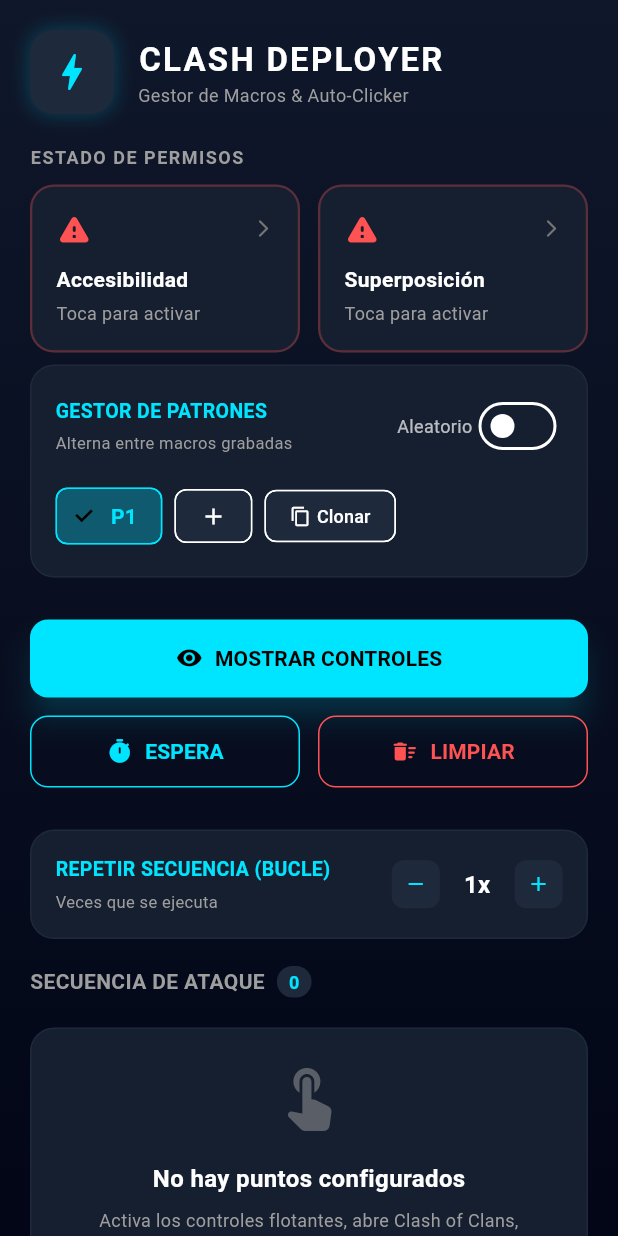
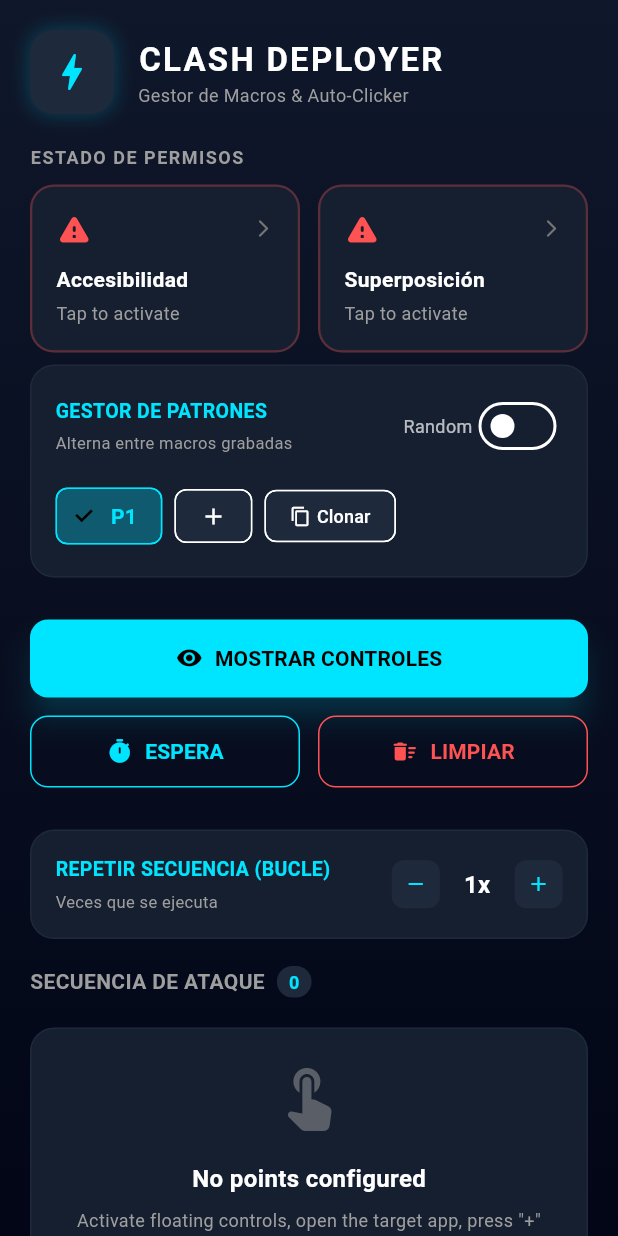
Before and after one commit to E33-a/ThaClick, a Flutter app: the screen it shows after launch, after a tap on the "add" icon, after a tap on the "delete outline" icon, on a phone screen of 412 x 824 dp. Run offline on Flutter 3.47's test engine with Material 3 defaults, Android fonts, the phone set to English and light mode, and no system bars; our stand-ins replace flutter_svg.

Commit message:
feat: Implementar Splash Screen, localización (Inglés/Español) basada en el sistema y paginación a 10 puntos por vista

```diff
--- a/lib/main.dart
+++ b/lib/main.dart
@@ -3,6 +3,7 @@
 import 'dart:io';
 import 'package:flutter/material.dart';
 import 'package:flutter/services.dart';
+import 'package:flutter_svg/flutter_svg.dart';
 
 void main() {
   runApp(const MyApp());
@@ -14,7 +15,7 @@
 
   Widget build(BuildContext context) {
     return MaterialApp(
-      title: 'Clash Auto-Deployer',
+      title: 'ThaClick',
       debugShowCheckedModeBanner: false,
       theme: ThemeData(
         brightness: Brightness.dark,
@@ -27,9 +28,38 @@
         ),
         useMaterial3: true,
       ),
-      home: const MyHomePage(),
+      home: const SplashScreen(),
     );
   }
+}
+
+
+class AppStrings {
+  static bool get isEs => Platform.localeName.startsWith('es');
+  static String get title => 'ThaClick';
+  static String get loop => isEs ? 'Bucle' : 'Loop';
+  static String get pattern => isEs ? 'P' : 'P';
+  static String get editWait => isEs ? 'Editar Espera' : 'Edit Wait';
+  static String get editPoint => isEs ? 'Editar Punto' : 'Edit Point';
+  static String get name => isEs ? AppStrings.name : 'Name';
+  static String get timeSeconds => isEs ? AppStrings.timeSeconds : 'Time (seconds)';
+  static String get cancel => isEs ? AppStrings.cancel : 'Cancel';
+  static String get save => isEs ? AppStrings.save : 'Save';
+  static String get systemPermissions => isEs ? AppStrings.systemPermissions : 'System Permissions';
+  static String get overlayActive => isEs ? AppStrings.overlayActive : 'Overlay Active';
+  static String get showOverOtherApps => isEs ? AppStrings.showOverOtherApps : 'Show over other apps';
+  static String get antiBotService => isEs ? AppStrings.antiBotService : 'Anti-Bot Service';
+  static String get accessibilityRequired => isEs ? AppStrings.accessibilityRequired : 'Accessibility required';
+  static String get active => isEs ? AppStrings.active : 'Active';
+  static String get tapToActivate => isEs ? AppStrings.tapToActivate : 'Tap to activate';
+  static String get injectionEngine => isEs ? AppStrings.injectionEngine : 'Injection Engine';
+  static String get stop => isEs ? AppStrings.stop : 'Stop';
+  static String get start => isEs ? AppStrings.start : 'Start';
+  static String get patterns => isEs ? AppStrings.patterns : 'Patterns';
+  static String get random => isEs ? AppStrings.random : 'Random';
+  static String get noPoints => isEs ? AppStrings.noPoints : 'No points configured';
+  static String get noPointsDesc => isEs ? 'Activa los controles flotantes, abre la app destino, presiona el botón "+" y marca dónde quieres realizar los clics.' : 'Activate floating controls, open the target app, press "+" and mark clicks.';
+  static String get page => isEs ? 'Página' : 'Page';
 }
 
 class ClickStep {
@@ -169,6 +199,52 @@
   }
 }
 
+
+class SplashScreen extends StatefulWidget {
+  const SplashScreen({super.key});
+  @override
+  State<SplashScreen> createState() => _SplashScreenState();
+}
+
+class _SplashScreenState extends State<SplashScreen> {
+  @override
+  void initState() {
+    super.initState();
+    Future.delayed(const Duration(milliseconds: 2000), () {
+      if(mounted) {
+        Navigator.of(context).pushReplacement(
+          MaterialPageRoute(builder: (context) => const MyHomePage())
+        );
+      }
+    });
+  }
+
+  @override
+  Widget build(BuildContext context) {
+    return Scaffold(
+      backgroundColor: const Color(0xFF0A0E17),
+      body: Center(
+        child: Column(
+          mainAxisAlignment: MainAxisAlignment.center,
+          children: [
+            SvgPicture.asset('assets/thaclick_logo.svg', width: 120, height: 120),
+            const SizedBox(height: 24),
+            const Text(
+              'ThaClick',
+              style: TextStyle(
+                fontSize: 32,
+                fontWeight: FontWeight.bold,
+                color: Color(0xFF00E5FF),
+                letterSpacing: 2,
+              ),
+            ),
+          ],
+        ),
+      ),
+    );
+  }
+}
+
 class MyHomePage extends StatefulWidget {
   const MyHomePage({super.key});
 
@@ -196,6 +272,7 @@
   bool isRunning = false;
   bool isOverlayVisible = false;
   int loopCount = 1;
+  int currentPage = 0;
 
   @override
   void initState() {
@@ -431,7 +508,7 @@
       builder: (context) {
         return AlertDialog(
           backgroundColor: const Color(0xFF161F30),
-          title: Text('Editar ${isWait ? 'Espera' : 'Punto'}', style: const TextStyle(color: Colors.white)),
+          title: Text(isWait ? AppStrings.editWait : AppStrings.editPoint, style: const TextStyle(color: Colors.white)),
           content: SingleChildScrollView(
             child: Column(
               mainAxisSize: MainAxisSize.min,
@@ -439,14 +516,14 @@
                 TextField(
                   controller: nameController,
                   style: const TextStyle(color: Colors.white),
-                  decoration: const InputDecoration(labelText: 'Nombre', labelStyle: TextStyle(color: Colors.grey)),
+                  decoration: InputDecoration(labelText: AppStrings.name, labelStyle: TextStyle(color: Colors.grey)),
                 ),
                 const SizedBox(height: 8),
                 TextField(
                   controller: delayController,
                   keyboardType: const TextInputType.numberWithOptions(decimal: true),
                   style: const TextStyle(color: Colors.white),
-                  decoration: const InputDecoration(labelText: 'Tiempo (segundos)', labelStyle: TextStyle(color: Colors.grey)),
+                  decoration: InputDecoration(labelText: AppStrings.timeSeconds, labelStyle: TextStyle(color: Colors.grey)),
                 ),
                 if (!isWait) ...[
                   const SizedBox(height: 8),
@@ -478,7 +555,7 @@
           actions: [
             TextButton(
               onPressed: () => Navigator.pop(context),
-              child: const Text('Cancelar', style: TextStyle(color: Colors.grey)),
+              child: Text(AppStrings.cancel, style: TextStyle(color: Colors.grey)),
             ),
             TextButton(
               onPressed: () {
@@ -496,7 +573,7 @@
                 saveSteps();
                 Navigator.pop(context);
               },
-              child: const Text('Guardar', style: TextStyle(color: Color(0xFF00E5FF))),
+              child: Text(AppStrings.save, style: TextStyle(color: Color(0xFF00E5FF))),
             ),
           ],
         );
@@ -506,6 +583,11 @@
 
   @override
   Widget build(BuildContext context) {
+
+    int totalPages = (steps.length / 10).ceil();
+    if (totalPages == 0) totalPages = 1;
+    if (currentPage >= totalPages) currentPage = totalPages - 1;
+    final paginatedSteps = steps.skip(currentPage * 10).take(10).toList();
     return GestureDetector(
       onTap: () => FocusScope.of(context).unfocus(),
       child: Scaffold(
@@ -666,8 +748,7 @@
                             ),
                             Row(
                               children: [
-                                const Text(
-                                  'Aleatorio',
+                                Text(AppStrings.random,
                                   style: TextStyle(fontSize: 12, color: Colors.white70),
                                 ),
                                 Switch(
@@ -689,7 +770,7 @@
                           children: [
                             for (int i = 0; i < patterns.length; i++)
                               ChoiceChip(
-                                label: Text('P${i + 1}'),
+                                label: Text(AppStrings.pattern + '${i + 1}'),
                                 selected: activePatternIndex == i,
                                 selectedColor: const Color(0xFF00E5FF).withValues(alpha: 0.3),
                                 labelStyle: TextStyle(
@@ -1037,16 +1118,14 @@
                           color: Colors.grey.withAlpha(128),
                         ),
                         const SizedBox(height: 16),
-                        const Text(
-                          'No hay puntos configurados',
+                        Text(AppStrings.noPoints,
                           style: TextStyle(
                             fontSize: 16,
                             fontWeight: FontWeight.bold,
                           ),
                         ),
                         const SizedBox(height: 8),
-                        const Text(
-                          'Activa los controles flotantes, abre Clash of Clans, presiona el botón "+" y marca dónde quieres realizar los clics.',
+                        Text(AppStrings.noPointsDesc,
                           textAlign: TextAlign.center,
                           style: TextStyle(
                             fontSize: 12,
@@ -1059,17 +1138,20 @@
                 )
               else
                 SliverReorderableList(
-                  itemCount: steps.length,
+                  itemCount: paginatedSteps.length,
                   onReorder: (int oldIndex, int newIndex) {
                     setState(() {
                       if (oldIndex < newIndex) newIndex -= 1;
-                      final item = steps.removeAt(oldIndex);
-                      steps.insert(newIndex, item);
+                      int absoluteOld = (currentPage * 10) + oldIndex;
+                      int absoluteNew = (currentPage * 10) + newIndex;
+                      final item = steps.removeAt(absoluteOld);
+                      steps.insert(absoluteNew, item);
                     });
                     saveSteps();
                   },
                   itemBuilder: (context, index) {
-                    final step = steps[index];
+                    int absoluteIndex = (currentPage * 10) + index;
+                    final step = paginatedSteps[index];
                     final isWait = step.type == 'wait';
                     return Material(
                       key: ValueKey('step_${step.hashCode}_$index'),
@@ -1114,7 +1196,7 @@
                             // Point details
                             Expanded(
                               child: InkWell(
-                                onTap: () => _showEditDialog(index),
+                                onTap: () => _showEditDialog(absoluteIndex),
                                 borderRadius: BorderRadius.circular(8),
                                 child: Padding(
                                   padding: const EdgeInsets.symmetric(vertical: 8.0),
@@ -1154,7 +1236,7 @@
                                   icon: const Icon(Icons.delete_outline, color: Colors.grey, size: 20),
                                   constraints: const BoxConstraints(),
                                   padding: const EdgeInsets.all(8),
-                                  onPressed: () => removeStep(index),
+                                  onPressed: () => removeStep(absoluteIndex),
                                 ),
                               ],
                             ),
@@ -1163,6 +1245,28 @@
                       ),
                     );
                   },
+                ),
+              if (steps.isNotEmpty)
+                SliverToBoxAdapter(
+                  child: Padding(
+                    padding: const EdgeInsets.symmetric(vertical: 8),
+                    child: Row(
+                      mainAxisAlignment: MainAxisAlignment.center,
+                      children: [
+                        IconButton(
+                          icon: const Icon(Icons.chevron_left_rounded),
+                          color: currentPage > 0 ? const Color(0xFF00E5FF) : Colors.grey.withValues(alpha: 0.3),
+                          onPressed: currentPage > 0 ? () => setState(() => currentPage--) : null,
+                        ),
+                        Text('${AppStrings.page} ${currentPage + 1} / $totalPages', style: const TextStyle(color: Colors.white, fontWeight: FontWeight.bold)),
+                        IconButton(
+                          icon: const Icon(Icons.chevron_right_rounded),
+                          color: currentPage < totalPages - 1 ? const Color(0xFF00E5FF) : Colors.grey.withValues(alpha: 0.3),
+                          onPressed: currentPage < totalPages - 1 ? () => setState(() => currentPage++) : null,
+                        ),
+                      ],
+                    ),
+                  ),
                 ),
               SliverToBoxAdapter(
                 child: Padding(
@@ -1241,7 +1345,7 @@
             ),
             const SizedBox(height: 4),
             Text(
-              isEnabled ? 'Activo' : 'Toca para activar',
+              isEnabled ? AppStrings.active : AppStrings.tapToActivate,
               style: TextStyle(
                 fontSize: 12,
                 color: isEnabled ? const Color(0xFF00E676) : Colors.grey,
--- a/pubspec.yaml
+++ b/pubspec.yaml
@@ -34,6 +34,7 @@
   # The following adds the Cupertino Icons font to your application.
   # Use with the CupertinoIcons class for iOS style icons.
   cupertino_icons: ^1.0.8
+  flutter_svg: ^2.3.0
 
 dev_dependencies:
   flutter_test:
@@ -58,8 +59,8 @@
   # the material Icons class.
   uses-material-design: true
 
-  # To add assets to your application, add an assets section, like this:
-  # assets:
+  assets:
+    - assets/
   #   - images/a_dot_burr.jpeg
   #   - images/a_dot_ham.jpeg
 
```
Also changed, not shown: pubspec.lock, 1 other file.
